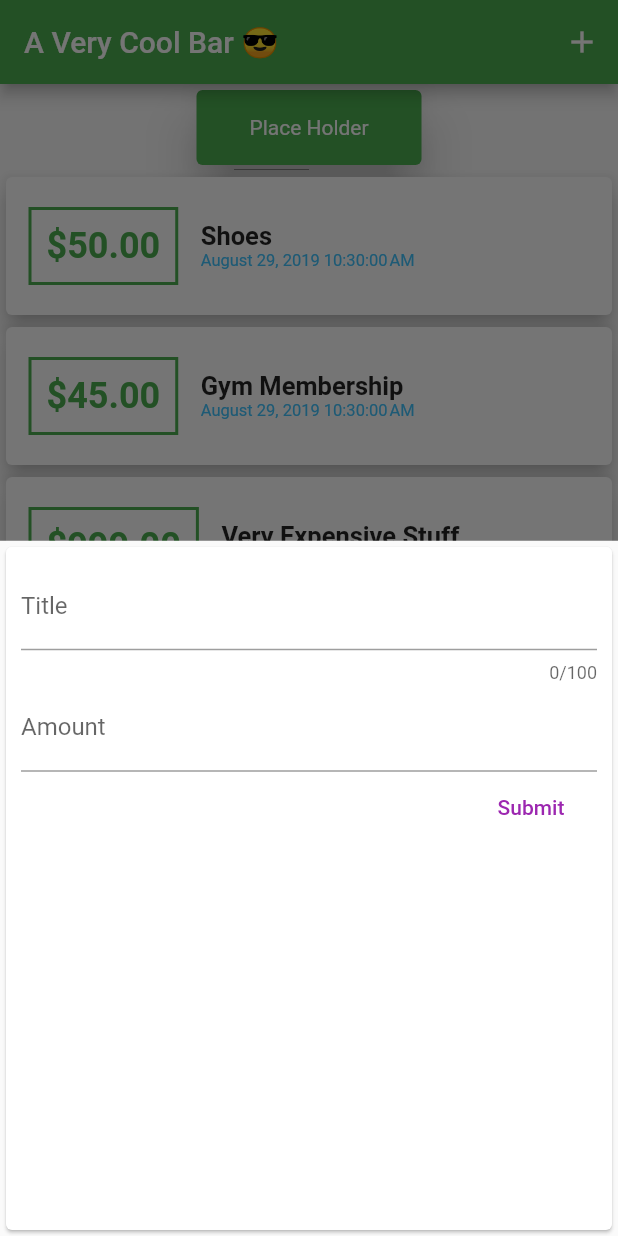
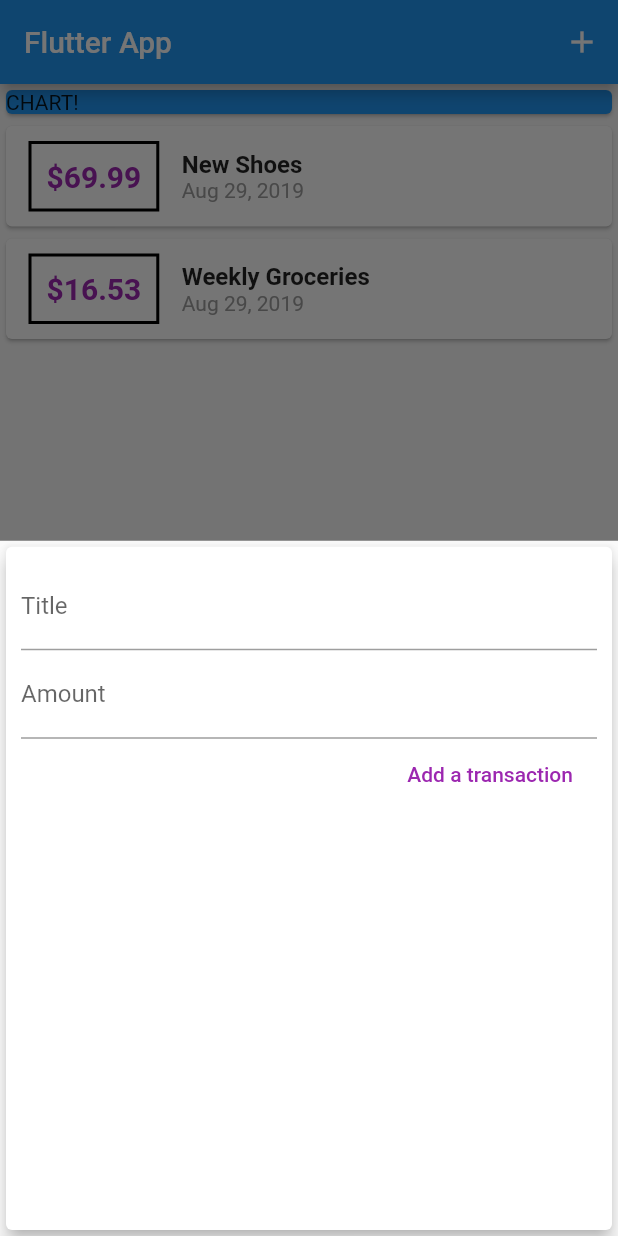
Before and after one commit to SaadiSidali/flutter-project-learn, a Flutter app: the screen it shows after launch, after a tap on the "add" icon, on a phone screen of 412 x 824 dp. Run offline on Flutter 3.47's test engine with Material 2 defaults, Android fonts, the phone set to English and light mode, and no system bars.

Commit message:
Stole shit from github lol

```diff
--- a/lib/main.dart
+++ b/lib/main.dart
@@ -1,124 +1,88 @@
-import 'package:flutter/cupertino.dart';
 import 'package:flutter/material.dart';
-import 'package:self_expenses/widgets/new_transaction.dart';
+
+import './widgets/new_transaction.dart';
 import './widgets/transaction_list.dart';
-
-import 'models/transaction.dart';
+import './models/transaction.dart';
 
 void main() => runApp(MyApp());
 
-class MyApp extends StatefulWidget {
-  // String titleInput, amountInput;
+class MyApp extends StatelessWidget {
   @override
-  _MyAppState createState() => _MyAppState();
-}
-
-class _MyAppState extends State<MyApp> {
-  @override
-  Widget build(BuildContext buildContext) {
+  Widget build(BuildContext context) {
     return MaterialApp(
-      home: HomeWidget(),
+      title: 'Flutter App',
+      debugShowCheckedModeBanner: false,
+      home: MyHomePage(),
     );
   }
 }
 
-class HomeWidget extends StatefulWidget {
+class MyHomePage extends StatefulWidget {
+  // String titleInput;
+  // String amountInput;
+
   @override
-  _HomeWidgetState createState() => _HomeWidgetState();
+  _MyHomePageState createState() => _MyHomePageState();
 }
 
-class _HomeWidgetState extends State<HomeWidget> {
-  void _addNewTransaction(String title, double amount) {
-    Transaction tx = Transaction(
-      title: title,
-      amount: amount,
-      date: DateTime.now(),
-      id: DateTime.now().toString(),
-    );
+class _MyHomePageState extends State<MyHomePage> {
+
+  final List<Transaction> _userTransactions = [
+    Transaction(
+        id: 't1', title: 'New Shoes', amount: 69.99, date: DateTime.now()),
+    Transaction(
+        id: 't2',
+        title: 'Weekly Groceries',
+        amount: 16.53,
+        date: DateTime.now())
+  ];
+
+  void _addNewTransaction(String txTitle, double txAmount) {
+    final newTx = Transaction(
+        title: txTitle,
+        amount: txAmount,
+        date: DateTime.now(),
+        id: DateTime.now().toString());
 
     setState(() {
-      _userTransactions.add(tx);
+      _userTransactions.add(newTx);
     });
   }
 
-  final List<Transaction> _userTransactions = [
-    Transaction(
-      amount: 50,
-      date: DateTime.now(),
-      title: 'Shoes',
-      id: 't1',
-    ),
-    Transaction(
-      amount: 45,
-      date: DateTime.now(),
-      title: 'Gym Membership',
-      id: 't2',
-    ),
-    Transaction(
-        id: 't3',
-        title: 'Very Expensive Stuff',
-        date: DateTime.now(),
-        amount: 999),
-  ];
-
-  void _showAddNewTransaction(BuildContext ctx) {
-    showModalBottomSheet(
-        context: ctx,
-        builder: (f) {
-          return GestureDetector(
-            onTap: () {},
-            child: NewTransaction(_addNewTransaction),
-            behavior: HitTestBehavior.opaque,
-          );
-        });
+  void _startAddNewTransaction(BuildContext ctx){
+    showModalBottomSheet(context: ctx, builder: (_){
+      return NewTransaction(_addNewTransaction);
+    });
   }
 
+  @override
   Widget build(BuildContext context) {
     return Scaffold(
       appBar: AppBar(
-        title: Text('A Very Cool Bar 😎'),
-        backgroundColor: Colors.green,
+        title: Text('Flutter App'),
         actions: <Widget>[
-          Builder(
-            builder: (bb) => IconButton(
-                icon: Icon(Icons.add),
-                onPressed: () {
-                  _showAddNewTransaction(context);
-                }),
-          ),
+          IconButton(icon: Icon(Icons.add, ),onPressed: ()=>_startAddNewTransaction(context),)
         ],
       ),
       body: SingleChildScrollView(
-        child: Center(
-          child: Column(children: <Widget>[
-            Card(
-              color: Colors.green,
-              elevation: 14,
-              child: Container(
-                height: 50,
-                width: 150,
-                child: Center(
-                  child: Text(
-                    'Place Holder',
-                    textAlign: TextAlign.center,
-                    style: TextStyle(
-                      color: Colors.white,
-                    ),
-                  ),
-                ),
+              child: Column(
+          // mainAxisAlignment: MainAxisAlignment.spaceEvenly,
+          children: <Widget>[
+            Container(
+              width: double.infinity,
+              child: Card(
+                color: Colors.blue,
+                child: Text('CHART!'),
               ),
             ),
-            TransactionList(_userTransactions),
-          ]),
+            TransactionList(_userTransactions)
+          ],
         ),
       ),
       floatingActionButtonLocation: FloatingActionButtonLocation.centerFloat,
       floatingActionButton: FloatingActionButton(
-        backgroundColor: Colors.green,
         child: Icon(Icons.add),
-        onPressed: () {
-          _showAddNewTransaction(context);
-        },
+        onPressed: ()=>_startAddNewTransaction(context),
       ),
     );
   }
--- a/lib/widgets/new_transaction.dart
+++ b/lib/widgets/new_transaction.dart
@@ -1,55 +1,49 @@
 import 'package:flutter/material.dart';
 
 class NewTransaction extends StatelessWidget {
-  final Function _add;
-  NewTransaction(this._add);
+  final Function addTx;
   final titleController = TextEditingController();
   final amountController = TextEditingController();
 
-  void submitDate() {
+  NewTransaction(this.addTx);
+
+  void submitData(){
     final enteredTitle = titleController.text;
     final enteredAmount = double.parse(amountController.text);
-    if (enteredTitle.isEmpty || enteredAmount <= 0) {
+    if(enteredTitle.isEmpty || enteredAmount <= 0){
       return;
     }
-    _add(titleController.text, double.parse(amountController.text));
+    addTx(enteredTitle, enteredAmount);
   }
 
   @override
   Widget build(BuildContext context) {
     return Card(
+      elevation: 5,
       child: Container(
         padding: EdgeInsets.all(10),
         child: Column(
           crossAxisAlignment: CrossAxisAlignment.end,
           children: <Widget>[
             TextField(
-
-              // onChanged: (val) => titleInput = val,
+              decoration: InputDecoration(labelText: 'Title'),
               controller: titleController,
-              decoration: InputDecoration(
-                counterText: '0/100',
-                labelText: 'Title',
-              ),
-              onSubmitted: (s){}
+              onSubmitted: (_)=>submitData(),
+              // onChanged: (value){
+              //   titleInput = value;
+              // },
             ),
             TextField(
-              onSubmitted: (s) {
-                submitDate();
-              },
-              keyboardType: TextInputType.number,
+              decoration: InputDecoration(labelText: 'Amount'),
+              controller: amountController,
+              keyboardType: TextInputType.numberWithOptions(decimal: true),
+              onSubmitted: (_)=> submitData(),
               // onChanged: (val) => amountInput = val,
-              controller: amountController,
-              decoration: InputDecoration(
-                labelText: 'Amount',
-              ),
             ),
             FlatButton(
+              child: Text('Add a transaction'),
+              onPressed: submitData,
               textColor: Colors.purple,
-              child: Text(
-                'Submit',
-              ),
-              onPressed: submitDate,
             )
           ],
         ),
--- a/lib/widgets/transaction_list.dart
+++ b/lib/widgets/transaction_list.dart
@@ -1,57 +1,44 @@
+import 'package:intl/intl.dart';
 import 'package:flutter/material.dart';
-import 'package:intl/intl.dart';
-import 'package:self_expenses/models/transaction.dart';
+
+import '../models/transaction.dart';
 
 class TransactionList extends StatelessWidget {
-  List<Transaction> _userTransactions;
-  TransactionList(this._userTransactions);
+  final List<Transaction> transactions;
+
+  TransactionList(this.transactions);
   @override
   Widget build(BuildContext context) {
     return Container(
-      height: 400,
+      height: 300,
       child: ListView.builder(
-        itemBuilder: (ctx,index)
-        {
-            return Card(
-            elevation: 6,
-            color: Colors.white,
+        itemBuilder: (context, index){
+          return Card(
             child: Row(
               children: <Widget>[
                 Container(
                   padding: EdgeInsets.all(10),
+                  margin: EdgeInsets.symmetric(horizontal: 15, vertical: 10),
                   decoration: BoxDecoration(
-                      border: Border.all(
-                    color: Colors.green,
-                    width: 2,
-                  )),
-                  margin: EdgeInsets.symmetric(
-                    vertical: 20,
-                    horizontal: 15,
-                  ),
+                      border: Border.all(color: Colors.black, width: 2)),
                   child: Text(
-                    '\$${_userTransactions[index].amount.toStringAsFixed(2)}',
+                    '\$${transactions[index].amount.toStringAsFixed(2)}',
                     style: TextStyle(
-                      fontWeight: FontWeight.bold,
-                      color: Colors.green,
-                      fontSize: 24,
-                    ),
+                        fontWeight: FontWeight.bold,
+                        fontSize: 20,
+                        color: Colors.purple),
                   ),
                 ),
                 Column(
                   crossAxisAlignment: CrossAxisAlignment.start,
                   children: <Widget>[
                     Text(
-                      _userTransactions[index].title,
-                      style:
-                          TextStyle(fontSize: 17, fontWeight: FontWeight.bold),
+                      transactions[index].title,
+                      style: TextStyle(fontSize: 16, fontWeight: FontWeight.bold),
                     ),
                     Text(
-                      DateFormat().format(_userTransactions[index].date),
-                      style: TextStyle(
-                        fontSize: 11,
-                        fontWeight: FontWeight.normal,
-                        color: Colors.lightBlueAccent,
-                      ),
+                      DateFormat.yMMMd().format(transactions[index].date),
+                      style: TextStyle(color: Colors.grey),
                     )
                   ],
                 )
@@ -59,8 +46,7 @@ class TransactionList extends StatelessWidget {
             ),
           );
         },
-        itemCount: _userTransactions.length,
-
+        itemCount: transactions.length,
       ),
     );
   }
```
